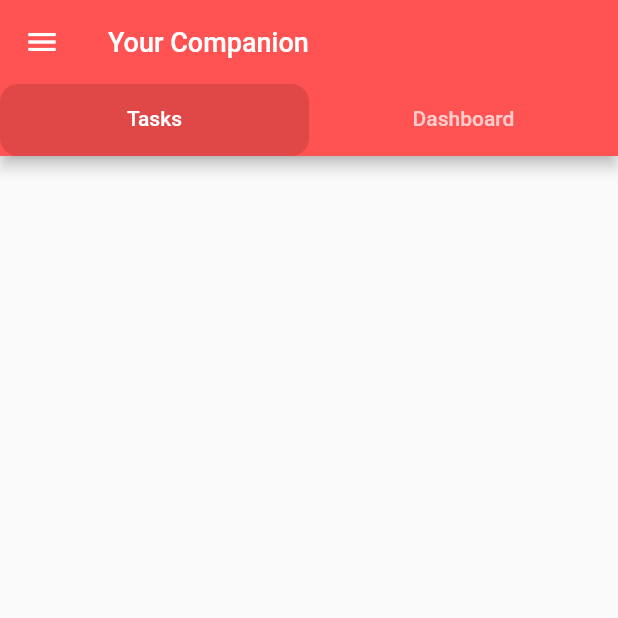
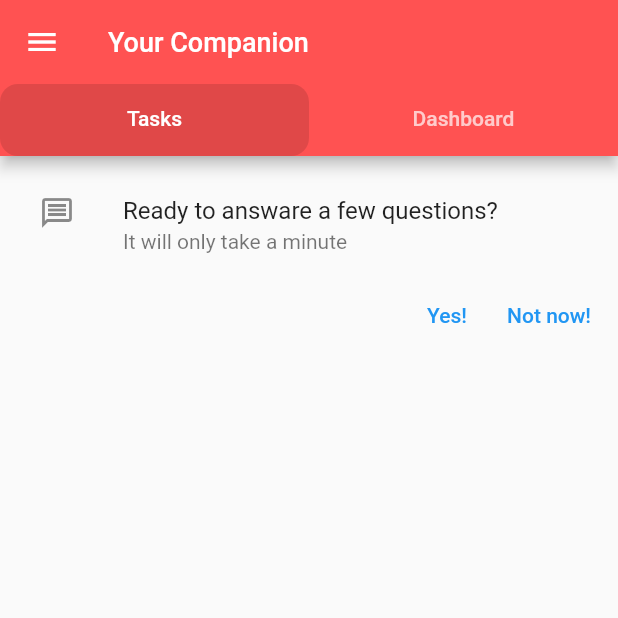
Before and after one commit to omedia23/mental_health_checker, a Flutter app: the screen it shows after launch, on a phone screen of 412 x 824 dp, the top half of it. Run offline on Flutter 3.47's test engine with Material 2 defaults, Android fonts, the phone set to English and light mode, and no system bars.

Commit message:
add taskwidget

```diff
--- a/lib/screens/home_screens.dart
+++ b/lib/screens/home_screens.dart
@@ -2,6 +2,7 @@ import 'package:flutter/material.dart';
 import 'package:flutter/src/foundation/key.dart';
 import 'package:flutter/src/widgets/framework.dart';
 import 'package:mental_health_checker/widgets/drawer.dart';
+import 'package:mental_health_checker/widgets/task_widget.dart';
 
 class HomeScreen extends StatefulWidget {
   const HomeScreen({Key? key}) : super(key: key);
@@ -55,10 +56,13 @@ class _HomeScreenState extends State<HomeScreen> with TickerProviderStateMixin {
           tabs: _tabs,
         ),
       ),
-      body: TabBarView(controller: _tabController, children: [
-        Container(),
-        Container(),
-      ]),
+      body: TabBarView(
+        controller: _tabController,
+        children: [
+          TaskWidget(),
+          Container(),
+        ],
+      ),
     );
   }
 }
--- /dev/null
+++ b/lib/widgets/task_widget.dart
@@ -0,0 +1,31 @@
+import 'package:flutter/cupertino.dart';
+import 'package:flutter/material.dart';
+import 'package:flutter/src/foundation/key.dart';
+import 'package:flutter/src/widgets/framework.dart';
+
+class TaskWidget extends StatelessWidget {
+  const TaskWidget({Key? key}) : super(key: key);
+
+  @override
+  Widget build(BuildContext context) {
+    return Padding(
+      padding: const EdgeInsets.all(10),
+      child: Column(
+        children: [
+          const ListTile(
+            title: Text("Ready to answare a few questions?"),
+            subtitle: Text("It will only take a minute"),
+            leading: Icon(Icons.message_outlined),
+          ),
+          Row(
+            mainAxisAlignment: MainAxisAlignment.end,
+            children: [
+              TextButton(onPressed: () {}, child: const Text("Yes!")),
+              TextButton(onPressed: () {}, child: const Text("Not now!")),
+            ],
+          )
+        ],
+      ),
+    );
+  }
+}
```
